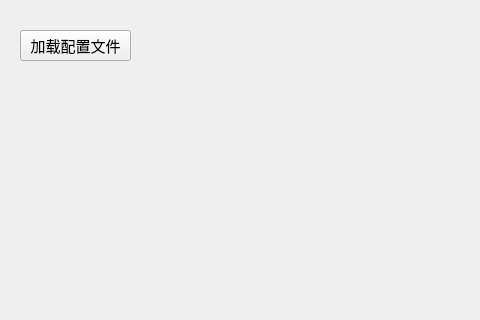
irenjie/Phase-Measuring-Deflectometry, file mainwindow.ui: the form before one commit; both pictures show x 0 to 480 and y 0 to 320 of the 726 by 851 pixel window.
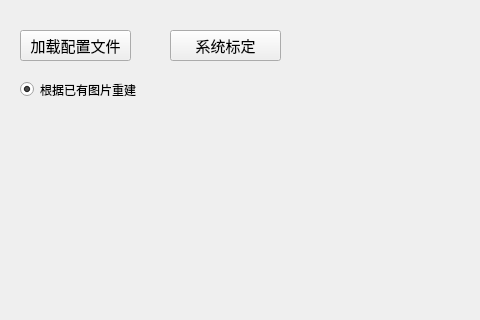
The form after the commit.

Diff of the .ui file:
```diff
--- a/mainwindow.ui
+++ b/mainwindow.ui
@@ -65,6 +65,40 @@
      <string>输出</string>
     </property>
    </widget>
+   <widget class="QRadioButton" name="pics_Exist_radio">
+    <property name="geometry">
+     <rect>
+      <x>20</x>
+      <y>80</y>
+      <width>151</width>
+      <height>19</height>
+     </rect>
+    </property>
+    <property name="text">
+     <string>根据已有图片重建</string>
+    </property>
+    <property name="checked">
+     <bool>true</bool>
+    </property>
+   </widget>
+   <widget class="QPushButton" name="sys_calib_Button">
+    <property name="geometry">
+     <rect>
+      <x>170</x>
+      <y>30</y>
+      <width>111</width>
+      <height>31</height>
+     </rect>
+    </property>
+    <property name="font">
+     <font>
+      <pointsize>11</pointsize>
+     </font>
+    </property>
+    <property name="text">
+     <string>系统标定</string>
+    </property>
+   </widget>
   </widget>
   <widget class="QMenuBar" name="menubar">
    <property name="geometry">
```
